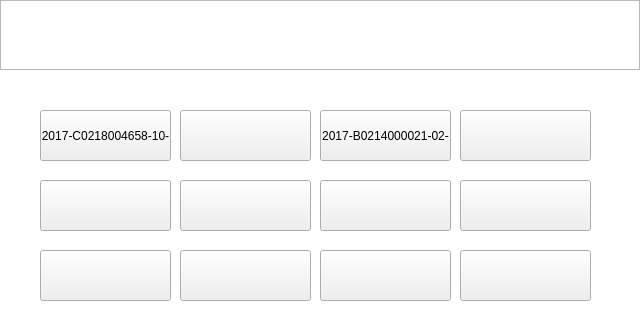
First picture: the form in SmartCabinet/Device/devicesimulate.ui, repository birdman1992/SmartCabinet, before the edit; both pictures show x 0 to 640 and y 0 to 320 of the 640 by 480 pixel window.
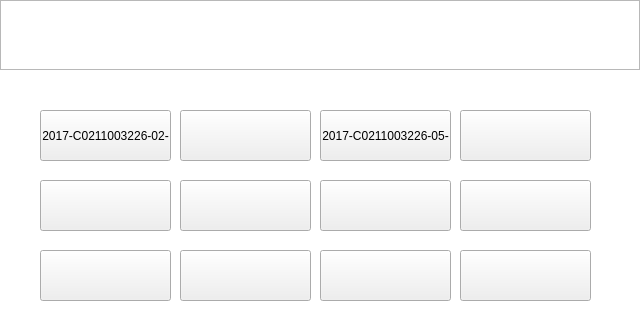
Second picture: the form after the edit.

```diff
--- a/SmartCabinet/Device/devicesimulate.ui
+++ b/SmartCabinet/Device/devicesimulate.ui
@@ -218,7 +218,7 @@
         <enum>Qt::NoFocus</enum>
        </property>
        <property name="text">
-        <string>2017-C0218004658-10-</string>
+        <string>2017-C0211003226-02-</string>
        </property>
       </widget>
       <widget class="QPushButton" name="pushButton_6">
@@ -378,7 +378,7 @@
         <enum>Qt::NoFocus</enum>
        </property>
        <property name="text">
-        <string>2017-B0214000021-02-</string>
+        <string>2017-C0211003226-05-</string>
        </property>
       </widget>
       <widget class="QPushButton" name="pushButton_16">
```
